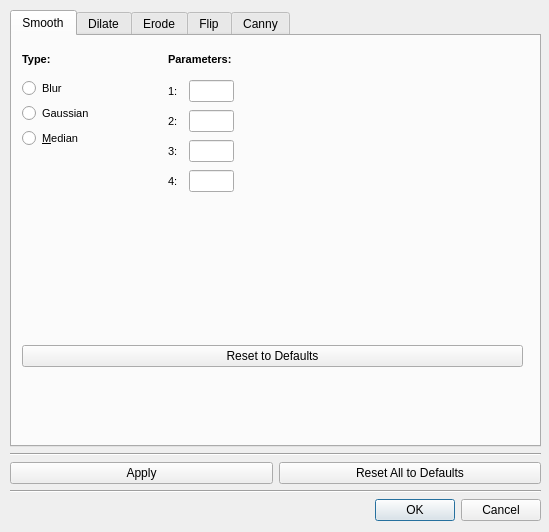
Old version of the form ImageProcessingSettingsDialog.ui in the repository Goddard/optic.ninja.
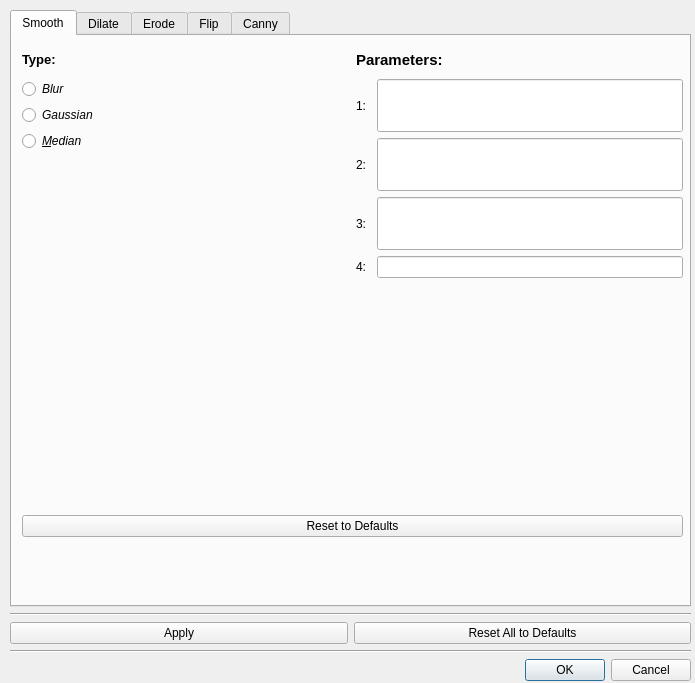
New version of the form.

Commit message: Class removal is working.

```diff
--- a/ImageProcessingSettingsDialog.ui
+++ b/ImageProcessingSettingsDialog.ui
@@ -6,8 +6,8 @@
    <rect>
     <x>0</x>
     <y>0</y>
-    <width>549</width>
-    <height>532</height>
+    <width>695</width>
+    <height>683</height>
    </rect>
   </property>
   <property name="windowTitle">
@@ -18,8 +18,8 @@
     <rect>
      <x>10</x>
      <y>10</y>
-     <width>531</width>
-     <height>511</height>
+     <width>681</width>
+     <height>671</height>
     </rect>
    </property>
    <layout class="QVBoxLayout" name="verticalLayout_40">
@@ -37,8 +37,8 @@
          <rect>
           <x>10</x>
           <y>10</y>
-          <width>501</width>
-          <height>321</height>
+          <width>661</width>
+          <height>491</height>
          </rect>
         </property>
         <layout class="QVBoxLayout" name="verticalLayout_41">
@@ -68,7 +68,7 @@
                </property>
                <property name="font">
                 <font>
-                 <pointsize>8</pointsize>
+                 <pointsize>10</pointsize>
                  <weight>75</weight>
                  <bold>true</bold>
                 </font>
@@ -82,15 +82,22 @@
               <layout class="QVBoxLayout" name="verticalLayout_43">
                <item>
                 <widget class="QRadioButton" name="smoothBlurButton">
+                 <property name="sizePolicy">
+                  <sizepolicy hsizetype="Preferred" vsizetype="Preferred">
+                   <horstretch>0</horstretch>
+                   <verstretch>0</verstretch>
+                  </sizepolicy>
+                 </property>
                  <property name="maximumSize">
                   <size>
-                   <width>140</width>
+                   <width>16777215</width>
                    <height>16777215</height>
                   </size>
                  </property>
                  <property name="font">
                   <font>
-                   <pointsize>8</pointsize>
+                   <pointsize>9</pointsize>
+                   <italic>true</italic>
                   </font>
                  </property>
                  <property name="text">
@@ -103,15 +110,22 @@
                </item>
                <item>
                 <widget class="QRadioButton" name="smoothGaussianButton">
+                 <property name="sizePolicy">
+                  <sizepolicy hsizetype="Preferred" vsizetype="Preferred">
+                   <horstretch>0</horstretch>
+                   <verstretch>0</verstretch>
+                  </sizepolicy>
+                 </property>
                  <property name="maximumSize">
                   <size>
-                   <width>140</width>
+                   <width>16777215</width>
                    <height>16777215</height>
                   </size>
                  </property>
                  <property name="font">
                   <font>
-                   <pointsize>8</pointsize>
+                   <pointsize>9</pointsize>
+                   <italic>true</italic>
                   </font>
                  </property>
                  <property name="text">
@@ -124,15 +138,22 @@
                </item>
                <item>
                 <widget class="QRadioButton" name="smoothMedianButton">
+                 <property name="sizePolicy">
+                  <sizepolicy hsizetype="Preferred" vsizetype="Preferred">
+                   <horstretch>0</horstretch>
+                   <verstretch>0</verstretch>
+                  </sizepolicy>
+                 </property>
                  <property name="maximumSize">
                   <size>
-                   <width>140</width>
+                   <width>16777215</width>
                    <height>16777215</height>
                   </size>
                  </property>
                  <property name="font">
                   <font>
-                   <pointsize>8</pointsize>
+                   <pointsize>9</pointsize>
+                   <italic>true</italic>
                   </font>
                  </property>
                  <property name="text">
@@ -178,7 +199,7 @@
                </property>
                <property name="font">
                 <font>
-                 <pointsize>8</pointsize>
+                 <pointsize>11</pointsize>
                  <weight>75</weight>
                  <bold>true</bold>
                 </font>
@@ -193,6 +214,8 @@
                <item>
                 <layout class="QHBoxLayout" name="horizontalLayout_49">
                  <item>
+                  <layout class="QGridLayout" name="gridLayout_4">
+                   <item row="0" column="0">
                   <widget class="QLabel" name="label_70">
                    <property name="sizePolicy">
                     <sizepolicy hsizetype="Minimum" vsizetype="Preferred">
@@ -214,7 +237,7 @@
                    </property>
                    <property name="font">
                     <font>
-                     <pointsize>8</pointsize>
+                       <pointsize>9</pointsize>
                     </font>
                    </property>
                    <property name="text">
@@ -222,23 +245,23 @@
                    </property>
                   </widget>
                  </item>
-                 <item>
+                   <item row="0" column="1">
                   <widget class="QLineEdit" name="smoothParam1Edit">
                    <property name="sizePolicy">
-                    <sizepolicy hsizetype="Minimum" vsizetype="Fixed">
+                      <sizepolicy hsizetype="Preferred" vsizetype="Preferred">
                      <horstretch>0</horstretch>
                      <verstretch>0</verstretch>
                     </sizepolicy>
                    </property>
                    <property name="minimumSize">
                     <size>
-                     <width>45</width>
+                       <width>0</width>
                      <height>0</height>
                     </size>
                    </property>
                    <property name="maximumSize">
                     <size>
-                     <width>45</width>
+                       <width>16777215</width>
                      <height>16777215</height>
                     </size>
                    </property>
@@ -249,37 +272,42 @@
                    </property>
                   </widget>
                  </item>
-                 <item>
-                  <widget class="QLabel" name="smoothParam1RangeLabel">
-                   <property name="font">
-                    <font>
-                     <pointsize>8</pointsize>
-                     <weight>75</weight>
-                     <bold>true</bold>
-                    </font>
-                   </property>
-                   <property name="text">
-                    <string/>
-                   </property>
-                  </widget>
-                 </item>
-                 <item>
-                  <widget class="QLabel" name="smoothParam1Label">
-                   <property name="font">
-                    <font>
-                     <pointsize>8</pointsize>
-                    </font>
-                   </property>
-                   <property name="text">
-                    <string/>
-                   </property>
-                  </widget>
+                  </layout>
                  </item>
                 </layout>
                </item>
                <item>
                 <layout class="QHBoxLayout" name="horizontalLayout_50">
                  <item>
+                  <layout class="QGridLayout" name="gridLayout">
+                   <item row="0" column="1">
+                    <widget class="QLineEdit" name="smoothParam2Edit">
+                     <property name="sizePolicy">
+                      <sizepolicy hsizetype="Preferred" vsizetype="Preferred">
+                       <horstretch>0</horstretch>
+                       <verstretch>0</verstretch>
+                      </sizepolicy>
+                     </property>
+                     <property name="minimumSize">
+                      <size>
+                       <width>0</width>
+                       <height>0</height>
+                      </size>
+                     </property>
+                     <property name="maximumSize">
+                      <size>
+                       <width>16777215</width>
+                       <height>16777215</height>
+                      </size>
+                     </property>
+                     <property name="font">
+                      <font>
+                       <pointsize>8</pointsize>
+                      </font>
+                     </property>
+                    </widget>
+                   </item>
+                   <item row="0" column="0">
                   <widget class="QLabel" name="label_71">
                    <property name="sizePolicy">
                     <sizepolicy hsizetype="Minimum" vsizetype="Preferred">
@@ -301,7 +329,7 @@
                    </property>
                    <property name="font">
                     <font>
-                     <pointsize>8</pointsize>
+                       <pointsize>9</pointsize>
                     </font>
                    </property>
                    <property name="text">
@@ -309,64 +337,42 @@
                    </property>
                   </widget>
                  </item>
-                 <item>
-                  <widget class="QLineEdit" name="smoothParam2Edit">
-                   <property name="sizePolicy">
-                    <sizepolicy hsizetype="Minimum" vsizetype="Fixed">
-                     <horstretch>0</horstretch>
-                     <verstretch>0</verstretch>
-                    </sizepolicy>
-                   </property>
-                   <property name="minimumSize">
-                    <size>
-                     <width>45</width>
-                     <height>0</height>
-                    </size>
-                   </property>
-                   <property name="maximumSize">
-                    <size>
-                     <width>45</width>
-                     <height>16777215</height>
-                    </size>
-                   </property>
-                   <property name="font">
-                    <font>
-                     <pointsize>8</pointsize>
-                    </font>
-                   </property>
-                  </widget>
-                 </item>
-                 <item>
-                  <widget class="QLabel" name="smoothParam2RangeLabel">
-                   <property name="font">
-                    <font>
-                     <pointsize>8</pointsize>
-                     <weight>75</weight>
-                     <bold>true</bold>
-                    </font>
-                   </property>
-                   <property name="text">
-                    <string/>
-                   </property>
-                  </widget>
-                 </item>
-                 <item>
-                  <widget class="QLabel" name="smoothParam2Label">
-                   <property name="font">
-                    <font>
-                     <pointsize>8</pointsize>
-                    </font>
-                   </property>
-                   <property name="text">
-                    <string/>
-                   </property>
-                  </widget>
+                  </layout>
                  </item>
                 </layout>
                </item>
                <item>
                 <layout class="QHBoxLayout" name="horizontalLayout_51">
                  <item>
+                  <layout class="QGridLayout" name="gridLayout_2">
+                   <item row="0" column="1">
+                    <widget class="QLineEdit" name="smoothParam3Edit">
+                     <property name="sizePolicy">
+                      <sizepolicy hsizetype="Preferred" vsizetype="Preferred">
+                       <horstretch>0</horstretch>
+                       <verstretch>0</verstretch>
+                      </sizepolicy>
+                     </property>
+                     <property name="minimumSize">
+                      <size>
+                       <width>0</width>
+                       <height>0</height>
+                      </size>
+                     </property>
+                     <property name="maximumSize">
+                      <size>
+                       <width>16777215</width>
+                       <height>16777215</height>
+                      </size>
+                     </property>
+                     <property name="font">
+                      <font>
+                       <pointsize>8</pointsize>
+                      </font>
+                     </property>
+                    </widget>
+                   </item>
+                   <item row="0" column="0">
                   <widget class="QLabel" name="label_72">
                    <property name="sizePolicy">
                     <sizepolicy hsizetype="Minimum" vsizetype="Preferred">
@@ -388,7 +394,7 @@
                    </property>
                    <property name="font">
                     <font>
-                     <pointsize>8</pointsize>
+                       <pointsize>9</pointsize>
                     </font>
                    </property>
                    <property name="text">
@@ -396,64 +402,15 @@
                    </property>
                   </widget>
                  </item>
-                 <item>
-                  <widget class="QLineEdit" name="smoothParam3Edit">
-                   <property name="sizePolicy">
-                    <sizepolicy hsizetype="Minimum" vsizetype="Fixed">
-                     <horstretch>0</horstretch>
-                     <verstretch>0</verstretch>
-                    </sizepolicy>
-                   </property>
-                   <property name="minimumSize">
-                    <size>
-                     <width>45</width>
-                     <height>0</height>
-                    </size>
-                   </property>
-                   <property name="maximumSize">
-                    <size>
-                     <width>45</width>
-                     <height>16777215</height>
-                    </size>
-                   </property>
-                   <property name="font">
-                    <font>
-                     <pointsize>8</pointsize>
-                    </font>
-                   </property>
-                  </widget>
-                 </item>
-                 <item>
-                  <widget class="QLabel" name="smoothParam3RangeLabel">
-                   <property name="font">
-                    <font>
-                     <pointsize>8</pointsize>
-                     <weight>75</weight>
-                     <bold>true</bold>
-                    </font>
-                   </property>
-                   <property name="text">
-                    <string/>
-                   </property>
-                  </widget>
-                 </item>
-                 <item>
-                  <widget class="QLabel" name="smoothParam3Label">
-                   <property name="font">
-                    <font>
-                     <pointsize>8</pointsize>
-                    </font>
-                   </property>
-                   <property name="text">
-                    <string/>
-                   </property>
-                  </widget>
+                  </layout>
                  </item>
                 </layout>
                </item>
                <item>
                 <layout class="QHBoxLayout" name="horizontalLayout_52">
                  <item>
+                  <layout class="QGridLayout" name="gridLayout_3">
+                   <item row="0" column="0">
                   <widget class="QLabel" name="label_73">
                    <property name="sizePolicy">
                     <sizepolicy hsizetype="Minimum" vsizetype="Preferred">
@@ -475,7 +432,7 @@
                    </property>
                    <property name="font">
                     <font>
-                     <pointsize>8</pointsize>
+                       <pointsize>9</pointsize>
                     </font>
                    </property>
                    <property name="text">
@@ -483,23 +440,23 @@
                    </property>
                   </widget>
                  </item>
-                 <item>
+                   <item row="0" column="1">
                   <widget class="QLineEdit" name="smoothParam4Edit">
                    <property name="sizePolicy">
-                    <sizepolicy hsizetype="Minimum" vsizetype="Fixed">
+                      <sizepolicy hsizetype="Preferred" vsizetype="Fixed">
                      <horstretch>0</horstretch>
                      <verstretch>0</verstretch>
                     </sizepolicy>
                    </property>
                    <property name="minimumSize">
                     <size>
-                     <width>45</width>
+                       <width>0</width>
                      <height>0</height>
                     </size>
                    </property>
                    <property name="maximumSize">
                     <size>
-                     <width>45</width>
+                       <width>16777215</width>
                      <height>16777215</height>
                     </size>
                    </property>
@@ -510,31 +467,7 @@
                    </property>
                   </widget>
                  </item>
-                 <item>
-                  <widget class="QLabel" name="smoothParam4RangeLabel">
-                   <property name="font">
-                    <font>
-                     <pointsize>8</pointsize>
-                     <weight>75</weight>
-                     <bold>true</bold>
-                    </font>
-                   </property>
-                   <property name="text">
-                    <string/>
-                   </property>
-                  </widget>
-                 </item>
-                 <item>
-                  <widget class="QLabel" name="smoothParam4Label">
-                   <property name="font">
-                    <font>
-                     <pointsize>8</pointsize>
-                    </font>
-                   </property>
-                   <property name="text">
-                    <string/>
-                   </property>
-                  </widget>
+                  </layout>
                  </item>
                 </layout>
                </item>
```
Left out of the diff: 101 changed lines with no effect on the pictures. Lines whose indentation alone changed are shown as unchanged. The commit also changes 5 other files.
